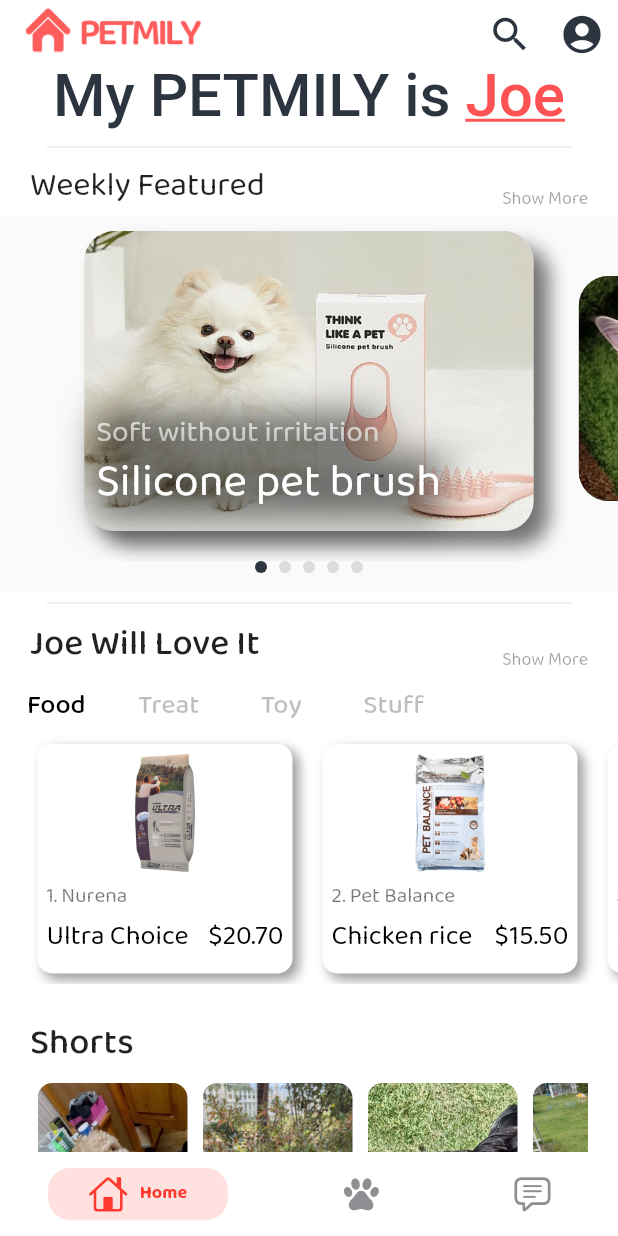
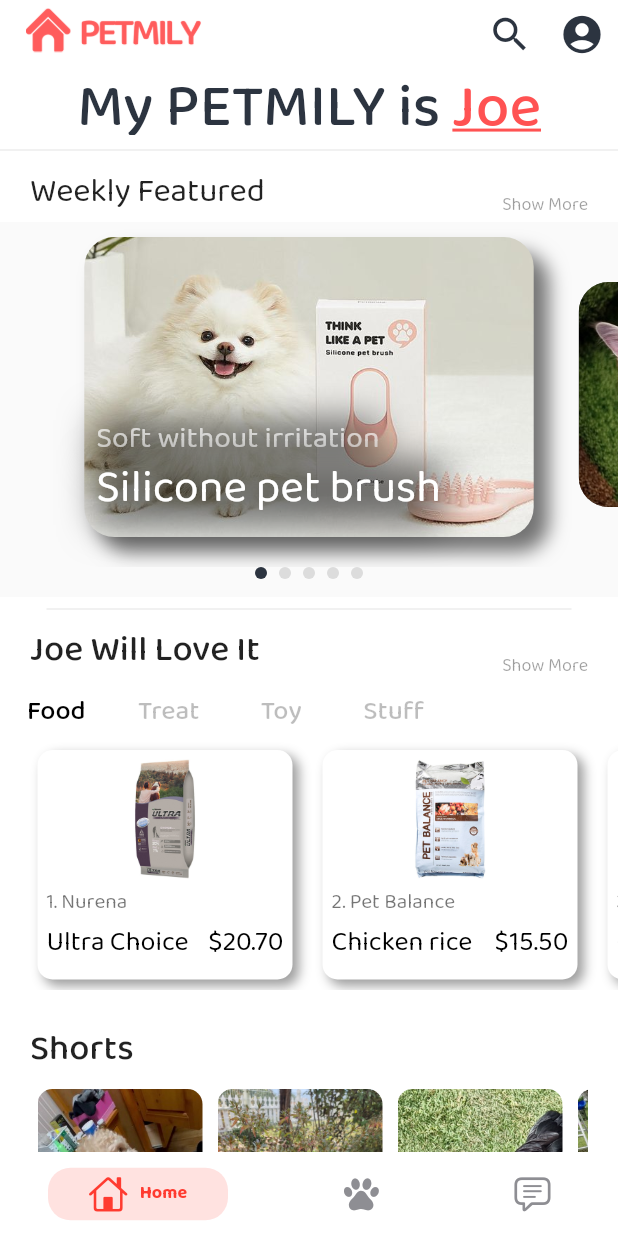
Before and after one commit to Beyond-Six/Petmily_Flutter, a Flutter app: the MainPage screen opened directly, on a phone screen of 412 x 824 dp. Run offline on Flutter 3.47's test engine with Material 2 defaults, Android fonts, the phone set to English and light mode, and no system bars; drawn by our look-alikes of persistent_bottom_nav_bar, smooth_page_indicator; our stand-ins replace auto_size_text, clay_containers, get, image_picker, numberpicker, syncfusion_flutter_charts and 1 more.

Commit message:
Fix: connect mainpage with myinfotab (unfinished)

```diff
--- a/lib/MainPage.dart
+++ b/lib/MainPage.dart
@@ -45,7 +45,7 @@
 
   List<Widget> _buildScreens() {
     return [
-      HomeScreen(),
+      HomeScreen(key: homeScreenKey),
       RankTab2(),
       CommunityPage()
 
--- a/lib/components/ShortsBar.dart
+++ b/lib/components/ShortsBar.dart
@@ -53,7 +53,7 @@
         Get.to(() => ShortsScreen(path: widget.path));
       },
       child: Container(
-          width: 100,
+          width: 110,
           margin: EdgeInsets.all(5),
           decoration: BoxDecoration(
             borderRadius: BorderRadius.circular(10),
--- a/lib/screens/HomeScreen.dart
+++ b/lib/screens/HomeScreen.dart
@@ -16,7 +16,9 @@
   _HomeScreenState createState() => _HomeScreenState();
 }
 
+GlobalKey<_HomeScreenState> homeScreenKey = GlobalKey();
 class _HomeScreenState extends State<HomeScreen> {
+  late String selectedPet = "Joe";
   @override
   Widget build(BuildContext context) {
     return Container(
@@ -27,19 +29,15 @@
             children: <Widget>[
               Container(
                 height: 50,
-                  child: Text.rich(
-                      TextSpan(text: "My PETMILY is ",
-                          style: TextStyle(fontSize: 40.0, fontWeight: FontWeight.w500, color: Color(0xff2c3440)),
-                          children: const <TextSpan>[
-                            TextSpan(text: 'Joe', style: TextStyle(color: Colors.redAccent, decoration: TextDecoration.underline))
-                          ]
-                      )
+                  child: Row(
+                    mainAxisAlignment: MainAxisAlignment.center,
+                    children: [
+                      Text("My PETMILY is ", style: TextStyle(fontSize: 40.0, color:Theme.of(context).primaryColor, fontWeight: FontWeight.w500),),
+                      Text(selectedPet, style: TextStyle(fontSize: 40.0, color: Colors.redAccent, fontWeight: FontWeight.w500, decoration: TextDecoration.underline))
+                    ]
                   )
               ),
-              Container(
-                  width: 350,
-                  child: Divider(color: Colors.grey, thickness: 0.2)
-              ),
+              Divider(color: Colors.grey, thickness: 0.2, height: 20),
               Padding(
                 padding: EdgeInsets.fromLTRB(20.0, 0.0, 20.0, 0.0),
                 child: Row(
@@ -67,7 +65,7 @@
                       Container(
                         child: Column(
                           children: <Widget> [
-                            Text("Joe Will Love It", style: TextStyle(fontSize: 24.0, fontWeight: FontWeight.w500)),
+                            Text(selectedPet + " Will Love It", style: TextStyle(fontSize: 24.0, fontWeight: FontWeight.w500)),
 
                           ],
                         )
@@ -104,4 +102,10 @@
       )
     );
   }
+
+  void SetSelectedPet(String newValue){
+    setState(() {
+        selectedPet = newValue;
+    });
+  }
 }
```
Also changed, not shown: lib/drawer/MyInfoDrawer.dart (+7 -4 lines), pubspec.lock, 6 other files.
